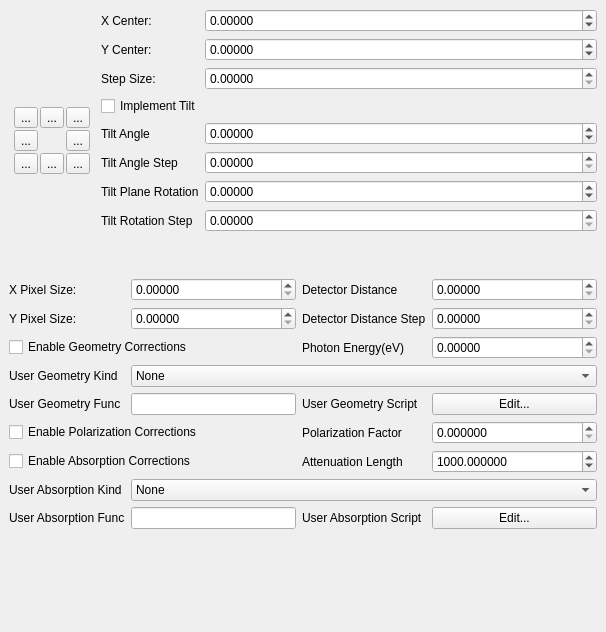
Above: source/qxrdcenterfinderdialog.ui from guyjennings/qxrd before the change. Below: the same form after it.
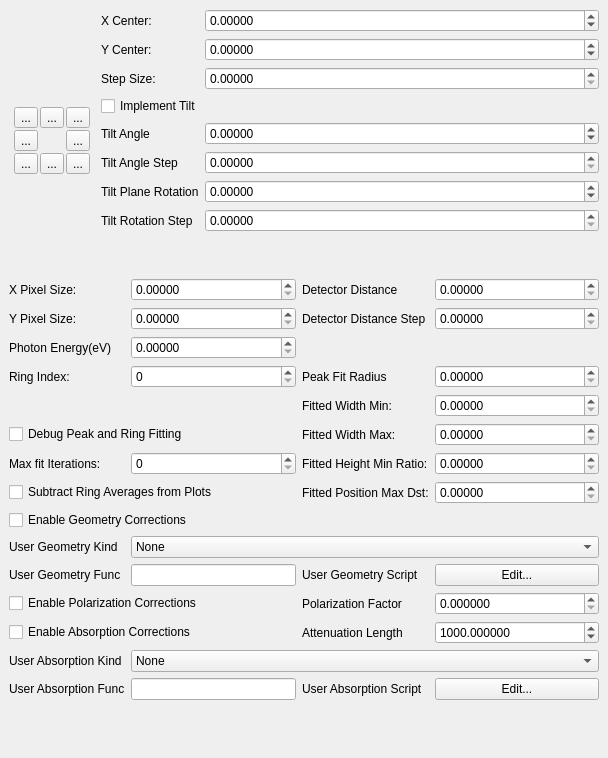
That is the form after the change. Icons and pictures are not drawn. Custom widgets are drawn as their Qt base class.

Commit message: Added user interface to fitting parameters

What changed in the file:
```diff
--- a/source/qxrdcenterfinderdialog.ui
+++ b/source/qxrdcenterfinderdialog.ui
@@ -6,8 +6,8 @@
    <rect>
     <x>0</x>
     <y>0</y>
-    <width>606</width>
-    <height>632</height>
+    <width>608</width>
+    <height>758</height>
    </rect>
   </property>
   <property name="windowTitle">
@@ -32,16 +32,7 @@
          </sizepolicy>
         </property>
         <layout class="QGridLayout" name="gridLayout_8">
-         <property name="leftMargin">
-          <number>5</number>
-         </property>
-         <property name="topMargin">
-          <number>5</number>
-         </property>
-         <property name="rightMargin">
-          <number>5</number>
-         </property>
-         <property name="bottomMargin">
+         <property name="margin">
           <number>5</number>
          </property>
          <property name="spacing">
@@ -438,6 +429,75 @@
     </item>
     <item row="1" column="0">
      <layout class="QGridLayout" name="gridLayout">
+      <item row="14" column="1">
+       <widget class="QLineEdit" name="m_UserAbsorptionFunction">
+        <property name="sizePolicy">
+         <sizepolicy hsizetype="Expanding" vsizetype="Fixed">
+          <horstretch>1</horstretch>
+          <verstretch>0</verstretch>
+         </sizepolicy>
+        </property>
+       </widget>
+      </item>
+      <item row="11" column="0" colspan="2">
+       <widget class="QCheckBox" name="m_EnablePolarization">
+        <property name="toolTip">
+         <string>Enable polarization correction during integration:
+intensity /= (m_Polarization      *(1 - pow(sin(chi)*sin(tth/2),2)) +
+                   (1 - m_Polarization)*(1 - pow(cos(chi)*sin(tth/2),2)));</string>
+        </property>
+        <property name="text">
+         <string>Enable Polarization Corrections </string>
+        </property>
+       </widget>
+      </item>
+      <item row="1" column="3">
+       <widget class="QxrdCenterStepSpinner" name="m_DetectorDistanceStep">
+        <property name="toolTip">
+         <string>Step Size for Distance Changes</string>
+        </property>
+        <property name="keyboardTracking">
+         <bool>false</bool>
+        </property>
+        <property name="decimals">
+         <number>5</number>
+        </property>
+        <property name="maximum">
+         <double>1000.000000000000000</double>
+        </property>
+       </widget>
+      </item>
+      <item row="13" column="0">
+       <widget class="QLabel" name="label_29">
+        <property name="text">
+         <string>User Absorption Kind</string>
+        </property>
+       </widget>
+      </item>
+      <item row="9" column="0">
+       <widget class="QLabel" name="label_30">
+        <property name="text">
+         <string>User Geometry Kind</string>
+        </property>
+       </widget>
+      </item>
+      <item row="12" column="2">
+       <widget class="QLabel" name="label_23">
+        <property name="text">
+         <string>Attenuation Length</string>
+        </property>
+       </widget>
+      </item>
+      <item row="14" column="0">
+       <widget class="QLabel" name="label_26">
+        <property name="text">
+         <string>User Absorption Func</string>
+        </property>
+        <property name="wordWrap">
+         <bool>false</bool>
+        </property>
+       </widget>
+      </item>
       <item row="0" column="2">
        <widget class="QLabel" name="label_17">
         <property name="text">
@@ -445,35 +505,6 @@
         </property>
        </widget>
       </item>
-      <item row="1" column="1">
-       <widget class="QDoubleSpinBox" name="m_DetectorYPixelSize">
-        <property name="sizePolicy">
-         <sizepolicy hsizetype="Minimum" vsizetype="Fixed">
-          <horstretch>1</horstretch>
-          <verstretch>0</verstretch>
-         </sizepolicy>
-        </property>
-        <property name="toolTip">
-         <string>Detector Y Pixel Size (micrometer)</string>
-        </property>
-        <property name="keyboardTracking">
-         <bool>false</bool>
-        </property>
-        <property name="decimals">
-         <number>5</number>
-        </property>
-        <property name="maximum">
-         <double>10000.000000000000000</double>
-        </property>
-       </widget>
-      </item>
-      <item row="1" column="0">
-       <widget class="QLabel" name="label_21">
-        <property name="text">
-         <string>Y Pixel Size:</string>
-        </property>
-       </widget>
-      </item>
       <item row="0" column="0">
        <widget class="QLabel" name="label_20">
         <property name="text">
@@ -481,6 +512,63 @@
         </property>
        </widget>
       </item>
+      <item row="1" column="2">
+       <widget class="QLabel" name="label_33">
+        <property name="text">
+         <string>Detector Distance Step</string>
+        </property>
+       </widget>
+      </item>
+      <item row="13" column="1" colspan="3">
+       <widget class="QComboBox" name="m_EnableUserAbsorption">
+        <item>
+         <property name="text">
+          <string>None</string>
+         </property>
+        </item>
+        <item>
+         <property name="text">
+          <string>A function of pixel coordinates</string>
+         </property>
+        </item>
+        <item>
+         <property name="text">
+          <string>A function of x,y displacement from beam center</string>
+         </property>
+        </item>
+        <item>
+         <property name="text">
+          <string>A function of r,chi</string>
+         </property>
+        </item>
+        <item>
+         <property name="text">
+          <string>A function of q,chi</string>
+         </property>
+        </item>
+       </widget>
+      </item>
+      <item row="10" column="3">
+       <widget class="QPushButton" name="m_UserGeometryEdit">
+        <property name="text">
+         <string>Edit...</string>
+        </property>
+       </widget>
+      </item>
+      <item row="9" column="1" colspan="3">
+       <widget class="QComboBox" name="m_EnableUserGeometry">
+        <item>
+         <property name="text">
+          <string>None</string>
+         </property>
+        </item>
+        <item>
+         <property name="text">
+          <string>User Defined Geometry</string>
+         </property>
+        </item>
+       </widget>
+      </item>
       <item row="0" column="1">
        <widget class="QDoubleSpinBox" name="m_DetectorXPixelSize">
         <property name="sizePolicy">
@@ -503,75 +591,80 @@
         </property>
        </widget>
       </item>
-      <item row="2" column="0" colspan="2">
-       <widget class="QCheckBox" name="m_EnableGeometry">
+      <item row="5" column="3">
+       <widget class="QxrdCenterStepSpinner" name="m_FittedWidthMax">
         <property name="toolTip">
-         <string>Enable geometry corrections during integration
-intensity *= pow(distance/m_DetectorDistance, 2)/cos(tth);</string>
+         <string/>
         </property>
+        <property name="keyboardTracking">
+         <bool>false</bool>
+        </property>
+        <property name="decimals">
+         <number>5</number>
+        </property>
+        <property name="maximum">
+         <double>1000.000000000000000</double>
+        </property>
+       </widget>
+      </item>
+      <item row="1" column="0">
+       <widget class="QLabel" name="label_21">
         <property name="text">
-         <string>Enable Geometry Corrections </string>
+         <string>Y Pixel Size:</string>
         </property>
        </widget>
       </item>
-      <item row="3" column="0">
-       <widget class="QLabel" name="label_30">
+      <item row="7" column="2">
+       <widget class="QLabel" name="label_39">
         <property name="text">
-         <string>User Geometry Kind</string>
+         <string>Fitted Position Max Dst:</string>
         </property>
        </widget>
       </item>
-      <item row="4" column="0">
-       <widget class="QLabel" name="label_25">
+      <item row="6" column="0">
+       <widget class="QLabel" name="label_35">
         <property name="text">
-         <string>User Geometry Func</string>
+         <string>Max fit Iterations:</string>
         </property>
        </widget>
       </item>
-      <item row="4" column="1">
-       <widget class="QLineEdit" name="m_UserGeometryFunction">
-        <property name="sizePolicy">
-         <sizepolicy hsizetype="Expanding" vsizetype="Fixed">
-          <horstretch>1</horstretch>
-          <verstretch>0</verstretch>
-         </sizepolicy>
+      <item row="14" column="3">
+       <widget class="QPushButton" name="m_UserAbsorptionEdit">
+        <property name="text">
+         <string>Edit...</string>
         </property>
        </widget>
       </item>
-      <item row="4" column="2">
+      <item row="10" column="2">
        <widget class="QLabel" name="label_27">
         <property name="text">
          <string>User Geometry Script</string>
         </property>
        </widget>
       </item>
-      <item row="5" column="0" colspan="2">
-       <widget class="QCheckBox" name="m_EnablePolarization">
+      <item row="0" column="3">
+       <widget class="QDoubleSpinBox" name="m_DetectorDistance">
+        <property name="sizePolicy">
+         <sizepolicy hsizetype="Minimum" vsizetype="Fixed">
+          <horstretch>1</horstretch>
+          <verstretch>0</verstretch>
+         </sizepolicy>
+        </property>
         <property name="toolTip">
-         <string>Enable polarization correction during integration:
-intensity /= (m_Polarization      *(1 - pow(sin(chi)*sin(tth/2),2)) +
-                   (1 - m_Polarization)*(1 - pow(cos(chi)*sin(tth/2),2)));</string>
+         <string>Sample-Detector Distance (mm)</string>
         </property>
-        <property name="text">
-         <string>Enable Polarization Corrections </string>
+        <property name="keyboardTracking">
+         <bool>false</bool>
         </property>
-       </widget>
-      </item>
-      <item row="5" column="2">
-       <widget class="QLabel" name="label_24">
-        <property name="text">
-         <string>Polarization Factor</string>
+        <property name="decimals">
+         <number>5</number>
         </property>
-       </widget>
-      </item>
-      <item row="4" column="3">
-       <widget class="QPushButton" name="m_UserGeometryEdit">
-        <property name="text">
-         <string>Edit...</string>
+        <property name="maximum">
+         <double>10000.000000000000000</double>
         </property>
        </widget>
       </item>
-      <item row="5" column="3">
+      <item row="11" column="3">
        <widget class="QDoubleSpinBox" name="m_Polarization">
         <property name="sizePolicy">
          <sizepolicy hsizetype="Minimum" vsizetype="Fixed">
@@ -599,7 +692,67 @@
         </property>
        </widget>
       </item>
-      <item row="6" column="0" colspan="2">
+      <item row="1" column="1">
+       <widget class="QDoubleSpinBox" name="m_DetectorYPixelSize">
+        <property name="sizePolicy">
+         <sizepolicy hsizetype="Minimum" vsizetype="Fixed">
+          <horstretch>1</horstretch>
+          <verstretch>0</verstretch>
+         </sizepolicy>
+        </property>
+        <property name="toolTip">
+         <string>Detector Y Pixel Size (micrometer)</string>
+        </property>
+        <property name="keyboardTracking">
+         <bool>false</bool>
+        </property>
+        <property name="decimals">
+         <number>5</number>
+        </property>
+        <property name="maximum">
+         <double>10000.000000000000000</double>
+        </property>
+       </widget>
+      </item>
+      <item row="6" column="1">
+       <widget class="QSpinBox" name="m_PeakFitIterations"/>
+      </item>
+      <item row="10" column="0">
+       <widget class="QLabel" name="label_25">
+        <property name="text">
+         <string>User Geometry Func</string>
+        </property>
+       </widget>
+      </item>
+      <item row="12" column="3">
+       <widget class="QDoubleSpinBox" name="m_AttenuationLength">
+        <property name="sizePolicy">
+         <sizepolicy hsizetype="Minimum" vsizetype="Fixed">
+          <horstretch>1</horstretch>
+          <verstretch>0</verstretch>
+         </sizepolicy>
+        </property>
+        <property name="toolTip">
+         <string>Attenuation Length (mm)</string>
+        </property>
+        <property name="keyboardTracking">
+         <bool>false</bool>
+        </property>
+        <property name="decimals">
+         <number>6</number>
+        </property>
+        <property name="maximum">
+         <double>1000000.000000000000000</double>
+        </property>
+        <property name="singleStep">
+         <double>0.010000000000000</double>
+        </property>
+        <property name="value">
+         <double>1000.000000000000000</double>
+        </property>
+       </widget>
+      </item>
+      <item row="12" column="0" colspan="2">
        <widget class="QCheckBox" name="m_EnableAbsorption">
         <property name="toolTip">
          <string>Enable absorption correction during integration
@@ -611,89 +764,8 @@
         </property>
        </widget>
       </item>
-      <item row="6" column="2">
-       <widget class="QLabel" name="label_23">
-        <property name="text">
-         <string>Attenuation Length</string>
-        </property>
-       </widget>
-      </item>
-      <item row="6" column="3">
-       <widget class="QDoubleSpinBox" name="m_AttenuationLength">
-        <property name="sizePolicy">
-         <sizepolicy hsizetype="Minimum" vsizetype="Fixed">
-          <horstretch>1</horstretch>
-          <verstretch>0</verstretch>
-         </sizepolicy>
-        </property>
-        <property name="toolTip">
-         <string>Attenuation Length (mm)</string>
-        </property>
-        <property name="keyboardTracking">
-         <bool>false</bool>
-        </property>
-        <property name="decimals">
-         <number>6</number>
-        </property>
-        <property name="maximum">
-         <double>1000000.000000000000000</double>
-        </property>
-        <property name="singleStep">
-         <double>0.010000000000000</double>
-        </property>
-        <property name="value">
-         <double>1000.000000000000000</double>
-        </property>
-       </widget>
-      </item>
-      <item row="7" column="1" colspan="3">
-       <widget class="QComboBox" name="m_EnableUserAbsorption">
-        <item>
-         <property name="text">
-          <string>None</string>
-         </property>
-        </item>
-        <item>
-         <property name="text">
-          <string>A function of pixel coordinates</string>
-         </property>
-        </item>
-        <item>
-         <property name="text">
-          <string>A function of x,y displacement from beam center</string>
-         </property>
-        </item>
-        <item>
-         <property name="text">
-          <string>A function of r,chi</string>
-         </property>
-        </item>
-        <item>
-         <property name="text">
-          <string>A function of q,chi</string>
-         </property>
-        </item>
-       </widget>
-      </item>
-      <item row="7" column="0">
-       <widget class="QLabel" name="label_29">
-        <property name="text">
-         <string>User Absorption Kind</string>
-        </property>
-       </widget>
-      </item>
-      <item row="8" column="0">
-       <widget class="QLabel" name="label_26">
-        <property name="text">
-         <string>User Absorption Func</string>
-        </property>
-        <property name="wordWrap">
-         <bool>false</bool>
-        </property>
-       </widget>
-      </item>
-      <item row="8" column="1">
-       <widget class="QLineEdit" name="m_UserAbsorptionFunction">
+      <item row="10" column="1">
+       <widget class="QLineEdit" name="m_UserGeometryFunction">
         <property name="sizePolicy">
          <sizepolicy hsizetype="Expanding" vsizetype="Fixed">
           <horstretch>1</horstretch>
@@ -702,64 +774,82 @@
         </property>
        </widget>
       </item>
-      <item row="8" column="2">
-       <widget class="QLabel" name="label_28">
-        <property name="text">
-         <string>User Absorption Script</string>
-        </property>
-       </widget>
-      </item>
-      <item row="8" column="3">
-       <widget class="QPushButton" name="m_UserAbsorptionEdit">
-        <property name="text">
-         <string>Edit...</string>
-        </property>
-       </widget>
-      </item>
-      <item row="3" column="1" colspan="3">
-       <widget class="QComboBox" name="m_EnableUserGeometry">
-        <item>
-         <property name="text">
-          <string>None</string>
-         </property>
-        </item>
-        <item>
-         <property name="text">
-          <string>User Defined Geometry</string>
-         </property>
-        </item>
-       </widget>
-      </item>
-      <item row="0" column="3">
-       <widget class="QDoubleSpinBox" name="m_DetectorDistance">
-        <property name="sizePolicy">
-         <sizepolicy hsizetype="Minimum" vsizetype="Fixed">
-          <horstretch>1</horstretch>
-          <verstretch>0</verstretch>
-         </sizepolicy>
-        </property>
+      <item row="8" column="0" colspan="2">
+       <widget class="QCheckBox" name="m_EnableGeometry">
         <property name="toolTip">
-         <string>Sample-Detector Distance (mm)</string>
+         <string>Enable geometry corrections during integration
+intensity *= pow(distance/m_DetectorDistance, 2)/cos(tth);</string>
         </property>
-        <property name="keyboardTracking">
-         <bool>false</bool>
+        <property name="text">
+         <string>Enable Geometry Corrections </string>
         </property>
-        <property name="decimals">
-         <number>5</number>
+       </widget>
+      </item>
+      <item row="3" column="0">
+       <widget class="QLabel" name="label_34">
+        <property name="text">
+         <string>Ring Index:</string>
         </property>
-        <property name="maximum">
-         <double>10000.000000000000000</double>
-        </property>
        </widget>
       </item>
-      <item row="2" column="2">
+      <item row="2" column="0">
        <widget class="QLabel" name="label_22">
         <property name="text">
          <string>Photon Energy(eV)</string>
         </property>
        </widget>
       </item>
-      <item row="2" column="3">
+      <item row="11" column="2">
+       <widget class="QLabel" name="label_24">
+        <property name="text">
+         <string>Polarization Factor</string>
+        </property>
+       </widget>
+      </item>
+      <item row="14" column="2">
+       <widget class="QLabel" name="label_28">
+        <property name="text">
+         <string>User Absorption Script</string>
+        </property>
+       </widget>
+      </item>
+      <item row="6" column="3">
+       <widget class="QxrdCenterStepSpinner" name="m_FittedHeightMinRatio">
+        <property name="toolTip">
+         <string/>
+        </property>
+        <property name="keyboardTracking">
+         <bool>false</bool>
+        </property>
+        <property name="decimals">
+         <number>5</number>
+        </property>
+        <property name="maximum">
+         <double>1000.000000000000000</double>
+        </property>
+       </widget>
+      </item>
+      <item row="5" column="2">
+       <widget class="QLabel" name="label_37">
+        <property name="text">
+         <string>Fitted Width Max:</string>
+        </property>
+       </widget>
+      </item>
+      <item row="3" column="1">
+       <widget class="QSpinBox" name="m_RingIndex"/>
+      </item>
+      <item row="5" column="0" colspan="2">
+       <widget class="QCheckBox" name="m_PeakFitDebug">
+        <property name="toolTip">
+         <string/>
+        </property>
+        <property name="text">
+         <string>Debug Peak and Ring Fitting</string>
+        </property>
+       </widget>
+      </item>
+      <item row="2" column="1">
        <widget class="QDoubleSpinBox" name="m_Energy">
         <property name="sizePolicy">
          <sizepolicy hsizetype="Minimum" vsizetype="Fixed">
@@ -784,10 +874,17 @@
         </property>
        </widget>
       </item>
-      <item row="1" column="3">
-       <widget class="QxrdCenterStepSpinner" name="m_DetectorDistanceStep">
+      <item row="6" column="2">
+       <widget class="QLabel" name="label_38">
+        <property name="text">
+         <string>Fitted Height Min Ratio:</string>
+        </property>
+       </widget>
+      </item>
+      <item row="7" column="3">
+       <widget class="QxrdCenterStepSpinner" name="m_FittedPositionMaxDistance">
         <property name="toolTip">
-         <string>Step Size for Distance Changes</string>
+         <string/>
         </property>
         <property name="keyboardTracking">
          <bool>false</bool>
@@ -800,10 +897,59 @@
         </property>
        </widget>
       </item>
-      <item row="1" column="2">
-       <widget class="QLabel" name="label_33">
+      <item row="7" column="0" colspan="2">
+       <widget class="QCheckBox" name="m_SubtractRingAverages">
+        <property name="toolTip">
+         <string/>
+        </property>
         <property name="text">
-         <string>Detector Distance Step</string>
+         <string>Subtract Ring Averages from Plots</string>
+        </property>
+       </widget>
+      </item>
+      <item row="4" column="2">
+       <widget class="QLabel" name="label_36">
+        <property name="text">
+         <string>Fitted Width Min:</string>
+        </property>
+       </widget>
+      </item>
+      <item row="4" column="3">
+       <widget class="QxrdCenterStepSpinner" name="m_FittedWidthMin">
+        <property name="toolTip">
+         <string/>
+        </property>
+        <property name="keyboardTracking">
+         <bool>false</bool>
+        </property>
+        <property name="decimals">
+         <number>5</number>
+        </property>
+        <property name="maximum">
+         <double>1000.000000000000000</double>
+        </property>
+       </widget>
+      </item>
+      <item row="3" column="2">
+       <widget class="QLabel" name="label_40">
+        <property name="text">
+         <string>Peak Fit Radius</string>
+        </property>
+       </widget>
+      </item>
+      <item row="3" column="3">
+       <widget class="QxrdCenterStepSpinner" name="m_PeakFitRadius">
+        <property name="toolTip">
+         <string/>
+        </property>
+        <property name="keyboardTracking">
+         <bool>false</bool>
+        </property>
+        <property name="decimals">
+         <number>5</number>
+        </property>
+        <property name="maximum">
+         <double>1000.000000000000000</double>
         </property>
        </widget>
       </item>
```
The commit also changes 1 other file.
